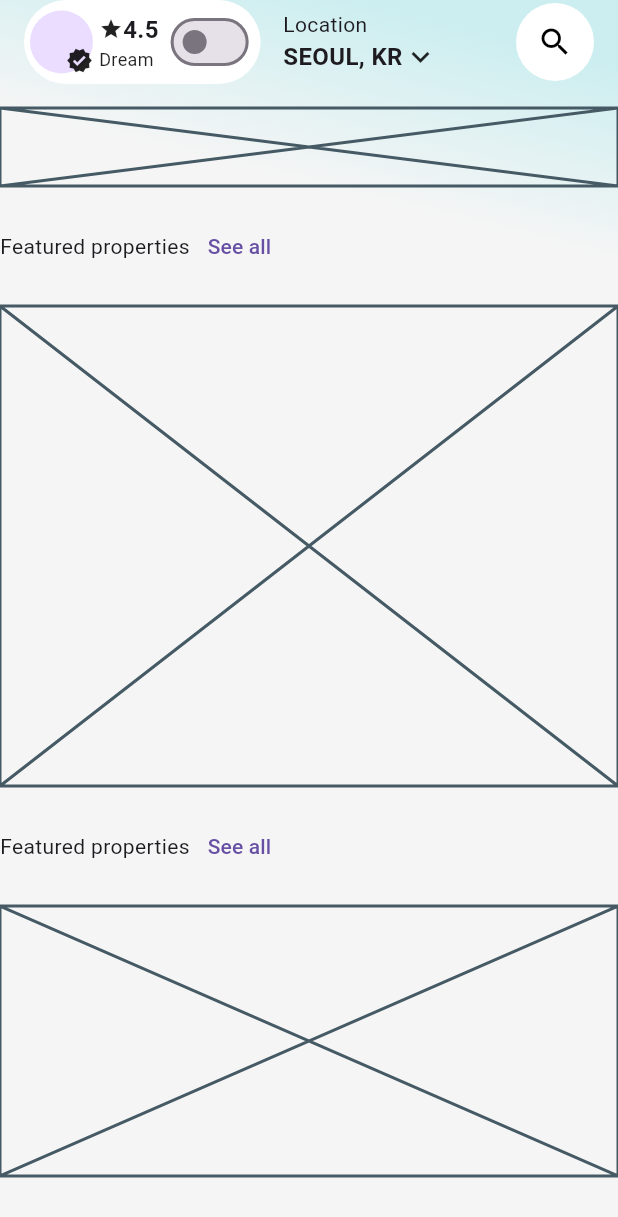
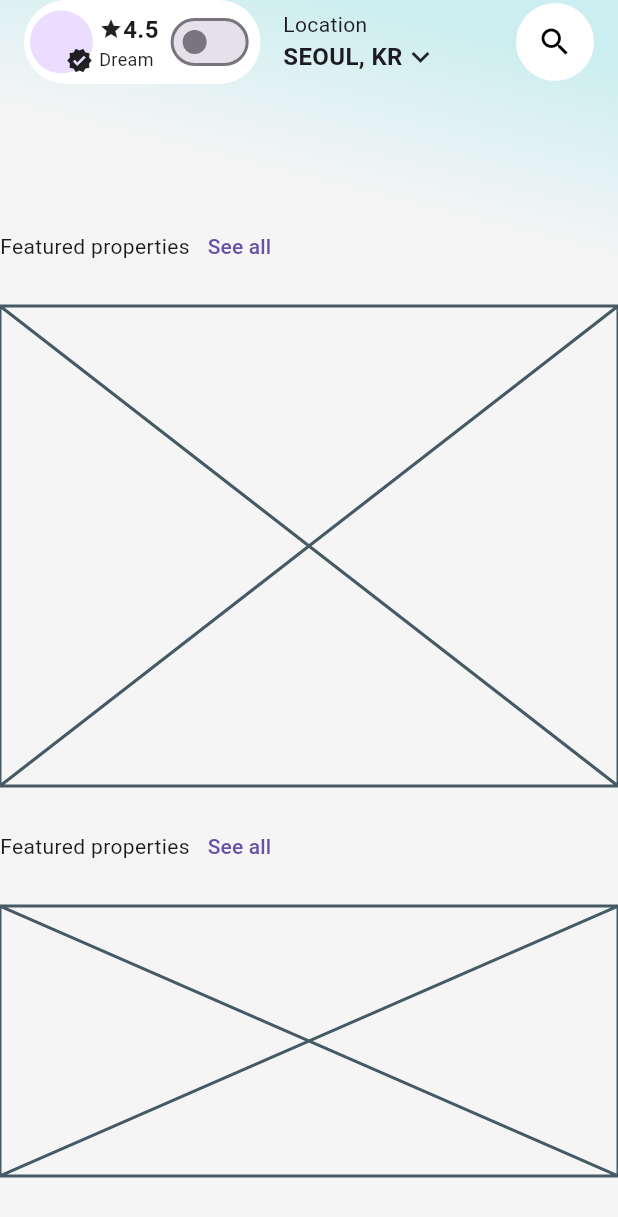
Before and after one commit to JAICHANGPARK/flutter_notebook_chapter_49, a Flutter app: the RealEstateHomePage screen opened directly, on a phone screen of 412 x 824 dp. Shown: the top 1217 px of the screen. Run offline on Flutter 3.47's test engine with Material 3 defaults, Android fonts, the phone set to English and light mode, and no system bars; our stand-ins replace dots_indicator, gap, google_fonts.

Commit message:
Update real_estate_home_page.dart

```diff
--- a/lib/ep2472_real_estate_app/ui/real_estate_home_page.dart
+++ b/lib/ep2472_real_estate_app/ui/real_estate_home_page.dart
@@ -128,7 +128,12 @@ class _RealEstateHomePageState extends State<RealEstateHomePage> {
                       ],
                     ),
                   ),
-                  SizedBox(height: 52, child: Placeholder()),
+                  SizedBox(height: 52, child: ListView(
+                    scrollDirection: Axis.horizontal,
+                    children: [
+
+                    ],
+                  )),
                   Row(
                     children: [
                       Text("Featured properties"),
```
